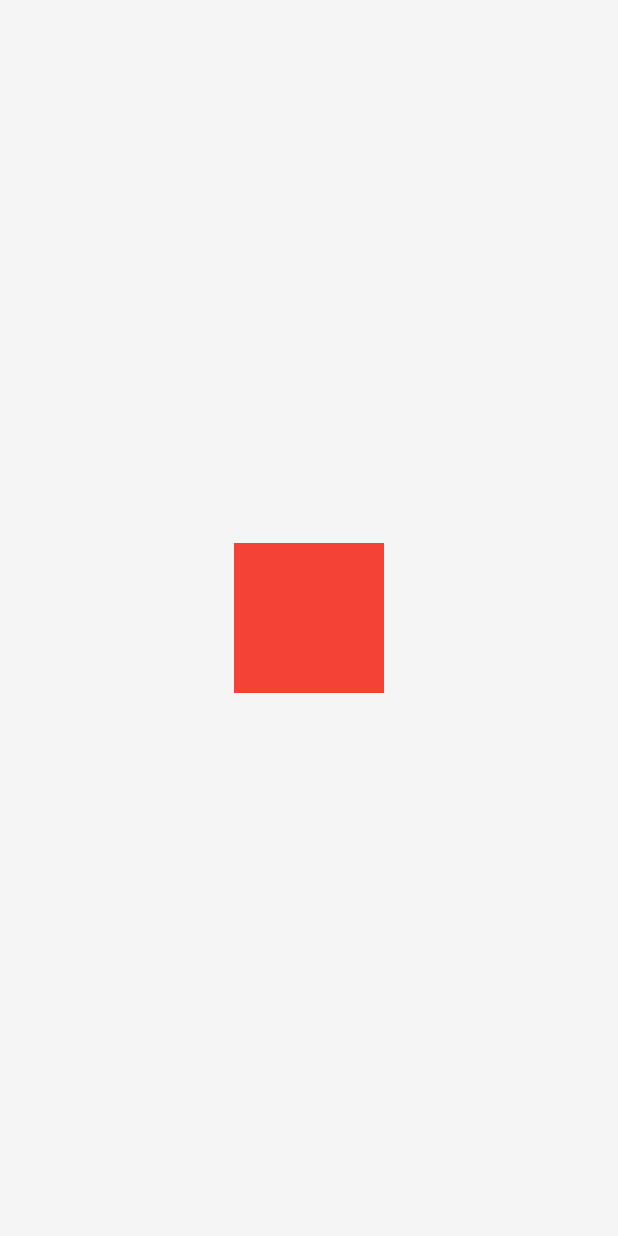
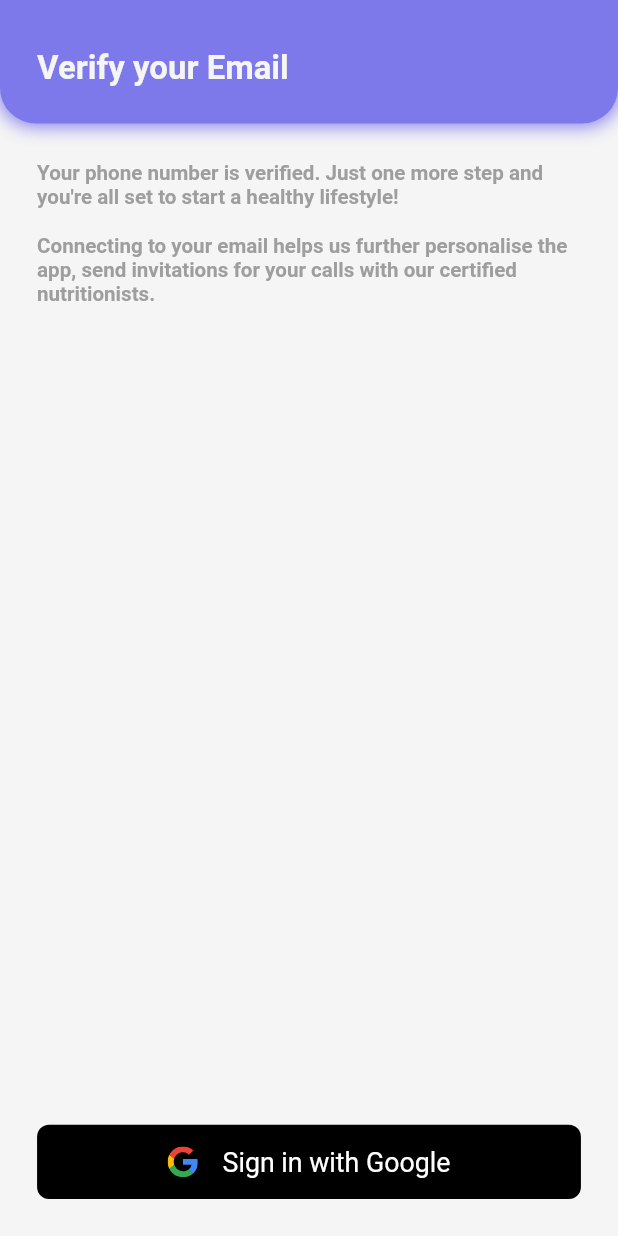
Before and after one commit to Akshiiitsaxena/mealguide-flutter, a Flutter app: the EmailVerificationPage screen opened directly, on a phone screen of 412 x 824 dp. Run offline on Flutter 3.47's test engine with Material 2 defaults, Android fonts, the light colour scheme and no system bars; our stand-ins replace cached_network_image, country_picker, dio, firebase_auth, firebase_core, flutter_hooks and 10 more; missing offline and left inert: country_codes, fraction, syncfusion_flutter_core; accounts and stored records are empty; network calls fail.

Commit message:
feat: email verification UI

```diff
--- a/lib/pages/auth/email_verification_page.dart
+++ b/lib/pages/auth/email_verification_page.dart
@@ -1,23 +1,75 @@
 import 'package:flutter/material.dart';
+import 'package:flutter_svg/svg.dart';
 import 'package:hooks_riverpod/hooks_riverpod.dart';
 import 'package:mealguide/providers/auth_provider.dart';
+import 'package:mealguide/widgets/mg_bar.dart';
+import 'package:sizer/sizer.dart';
 
 class EmailVerificationPage extends HookConsumerWidget {
   const EmailVerificationPage({super.key});
 
   @override
   Widget build(BuildContext context, WidgetRef ref) {
+    final theme = Theme.of(context);
+
     return Scaffold(
-      body: Center(
-        child: InkWell(
-          onTap: () {
-            ref.read(authProvider).signInWithGoogle();
-          },
-          child: Container(
-            height: 100,
-            width: 100,
-            color: Colors.red,
+      appBar: MgAppBar(
+        height: 10.h,
+        child: Padding(
+          padding: EdgeInsets.only(top: 3.h),
+          child: Text(
+            'Verify your Email',
+            style: theme.textTheme.titleLarge,
           ),
+        ),
+      ),
+      body: Padding(
+        padding: EdgeInsets.symmetric(horizontal: 6.w),
+        child: Column(
+          crossAxisAlignment: CrossAxisAlignment.start,
+          children: [
+            SizedBox(height: 3.h),
+            Text(
+              'Your phone number is verified. Just one more step and you\'re all set to start a healthy lifestyle!',
+              style: theme.textTheme.bodySmall,
+            ),
+            SizedBox(height: 2.h),
+            Text(
+              'Connecting to your email helps us further personalise the app, send invitations for your calls with our certified nutritionists.',
+              style: theme.textTheme.bodySmall,
+            ),
+            const Spacer(),
+            InkWell(
+              onTap: () => ref.read(authProvider).signInWithGoogle(),
+              child: Container(
+                decoration: BoxDecoration(
+                  borderRadius: BorderRadius.circular(8),
+                  color: theme.indicatorColor,
+                ),
+                width: 100.w,
+                height: 6.h,
+                child: Row(
+                  mainAxisAlignment: MainAxisAlignment.center,
+                  children: [
+                    SvgPicture.asset(
+                      'assets/logo/google-icon.svg',
+                      height: 2.5.h,
+                    ),
+                    SizedBox(width: 4.w),
+                    Text(
+                      'Sign in with Google',
+                      style: theme.textTheme.bodyMedium!.copyWith(
+                        color: theme.focusColor,
+                        fontSize: 13.sp,
+                        fontWeight: FontWeight.normal,
+                      ),
+                    )
+                  ],
+                ),
+              ),
+            ),
+            SizedBox(height: 3.h),
+          ],
         ),
       ),
     );
--- a/lib/pages/onboarding/assigned_diet_page.dart
+++ b/lib/pages/onboarding/assigned_diet_page.dart
@@ -4,6 +4,7 @@ import 'package:mealguide/helper/bottom_sheets.dart';
 import 'package:mealguide/helper/mg_exception.dart';
 import 'package:mealguide/models/diet_model.dart';
 import 'package:mealguide/providers/diet_provider.dart';
+import 'package:mealguide/providers/hive_provider.dart';
 import 'package:mealguide/providers/onboarding_provider.dart';
 import 'package:mealguide/providers/onboarding_state_provider.dart';
 import 'package:mealguide/widgets/primary_button.dart';
@@ -134,7 +135,9 @@ class AssignedDietPage extends ConsumerWidget {
                                         ),
                                         MgPrimaryButton(
                                           'Start Plan',
-                                          onTap: () {},
+                                          onTap: () => ref
+                                              .read(hiveProvider)
+                                              .setLocalMealPlan(diet.name),
                                           isEnabled: true,
                                           height: 5.h,
                                           width: 35.w,
--- a/pubspec.yaml
+++ b/pubspec.yaml
@@ -50,6 +50,7 @@ dependencies:
   country_picker: ^2.0.19
   country_codes: ^2.2.0
   google_sign_in: ^5.4.3
+  flutter_svg: ^1.1.6
   # flutter_native_timezone: ^2.0.0
 
 dev_dependencies:
@@ -83,6 +84,7 @@ flutter:
     - assets/data/diets.json
     - assets/data/ingredients.json
     - assets/data/plan.json
+    - assets/logo/
 
   fonts:
     - family: Quicksand
```
Also changed, not shown: assets/logo/google-icon.svg (added), pubspec.lock.
